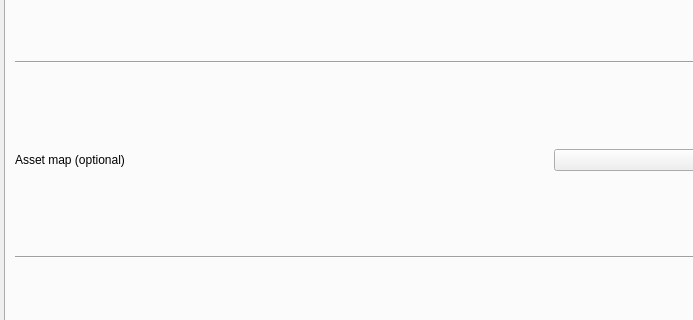
Qt form gui.ui (Escartem/AnimeWwise) before a commit; both pictures show x 0 to 693 and y 206 to 526 of the 1100 by 800 pixel window.
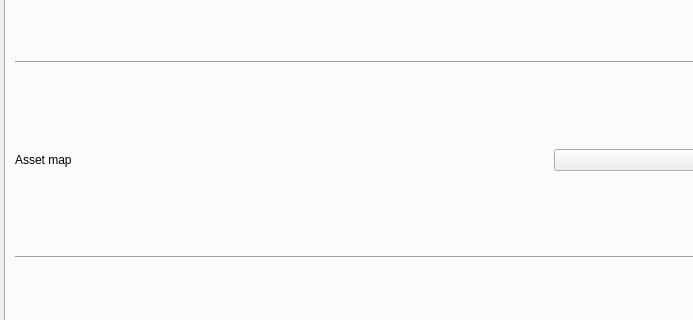
The same form after that commit. The open tabs and pages were chosen to show the change.

The edit to the form file:
```diff
--- a/gui.ui
+++ b/gui.ui
@@ -152,7 +152,7 @@
          <item row="0" column="0">
           <widget class="QLabel" name="assetMapLabel">
            <property name="text">
-            <string>Asset map (optional)</string>
+            <string>Asset map</string>
            </property>
           </widget>
          </item>
```
